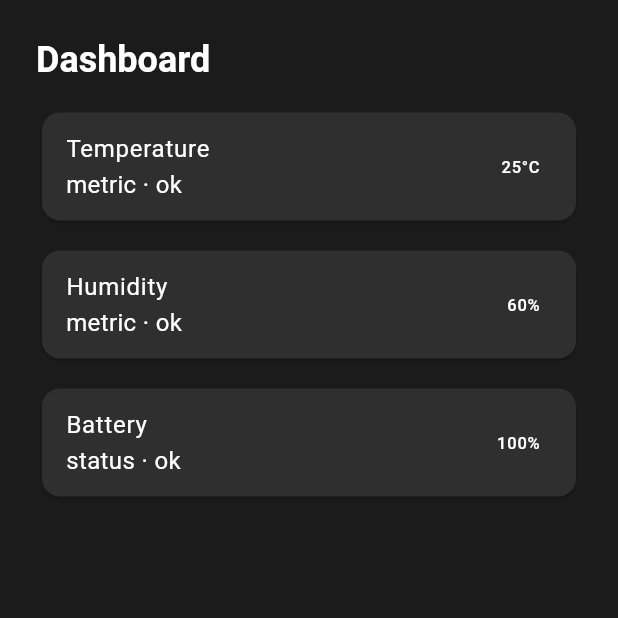
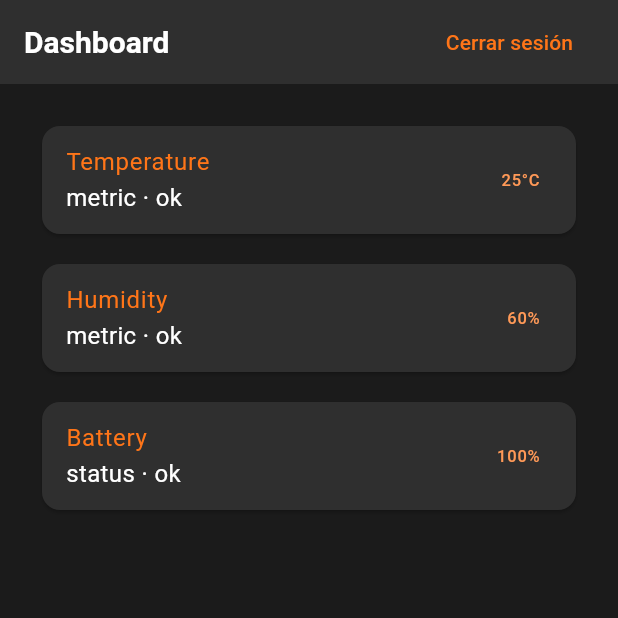
Before and after one commit to Autokratech/Grupo04, a Flutter app: the DashboardScreen screen opened by its route, on a phone screen of 412 x 824 dp, the top half of it. Run offline on Flutter 3.47's test engine with Material 3 defaults, Android fonts, the phone set to English and light mode, and no system bars; our stand-ins replace get_it, go_router.

Commit message:
ui: add dashboard_screen first base version

```diff
--- a/frontend/lib/features/dashboard/presentation/screens/dashboard_screen.dart
+++ b/frontend/lib/features/dashboard/presentation/screens/dashboard_screen.dart
@@ -1,6 +1,8 @@
 import 'package:flutter/material.dart';
 import 'package:frontend/features/dashboard/presentation/viewmodels/dashboard_viewmodel.dart';
 import 'package:frontend/features/dashboard/presentation/states/dashboard_state.dart';
+import 'package:go_router/go_router.dart';
+import 'package:frontend/app/router/app_routes.dart';
 
 class DashboardScreen extends StatefulWidget {
   const DashboardScreen({super.key});
@@ -18,11 +20,26 @@ class _DashboardScreenState extends State<DashboardScreen> {
     _viewModel.loadDashboard();
   }
 
+  void _handleLogout() {
+    context.go(AppRoutes.login);
+  }
+
   @override
   Widget build(BuildContext context) {
     return Scaffold(
-      body: SafeArea(
-        child: Padding(
+      appBar: AppBar(
+        title: const Text('Dashboard'),
+        actions: [
+          Padding(
+            padding: const EdgeInsets.only(right: 18),
+            child: TextButton(
+              onPressed: _handleLogout,
+              child: const Text('Cerrar sesión'),
+            ),
+          ),
+        ],
+      ),
+      body: Padding(
         padding: const EdgeInsets.all(24),
         child: ListenableBuilder(
           listenable: _viewModel,
@@ -66,36 +83,31 @@ class _DashboardScreenState extends State<DashboardScreen> {
             }
 
             if (state == DashboardState.loaded) {
-                return Column(
-                  crossAxisAlignment: CrossAxisAlignment.stretch,
-                  children: [
-                    Text(
-                      'Dashboard',
-                      style: Theme.of(context).textTheme.headlineSmall
-                    ),
-                    const SizedBox(height: 16),
-
-                    Expanded(
-                      child: ListView.separated(
+              return ListView.separated(
                 itemCount: items.length,
                 itemBuilder: (context, index) {
                   final item = items[index];
 
                   return Card(
                     child: ListTile(
-                              title: Text(item.title),
-                              subtitle: Text(
-                                '${item.type.name} · ${item.status.name}',
+                      title: Text(
+                        item.title,
+                        style: TextStyle(
+                          color: Theme.of(context).colorScheme.primary,
                         ),
-                              trailing: Text(item.primaryValue),
+                      ),
+                      subtitle: Text('${item.type.name} · ${item.status.name}'),
+                      trailing: Text(
+                        item.primaryValue,
+                        style: TextStyle(
+                          color: Theme.of(context).colorScheme.secondary,
+                        ),
+                      ),
                     ),
                   );
                 },
                 separatorBuilder: (context, index) =>
                     const SizedBox(height: 12),
-                      ),
-                    ),
-                  ],
               );
             }
 
@@ -105,7 +117,6 @@ class _DashboardScreenState extends State<DashboardScreen> {
           },
         ),
       ),
-      ),
     );
   }
 }
```
Lines whose indentation alone changed are shown as unchanged.
